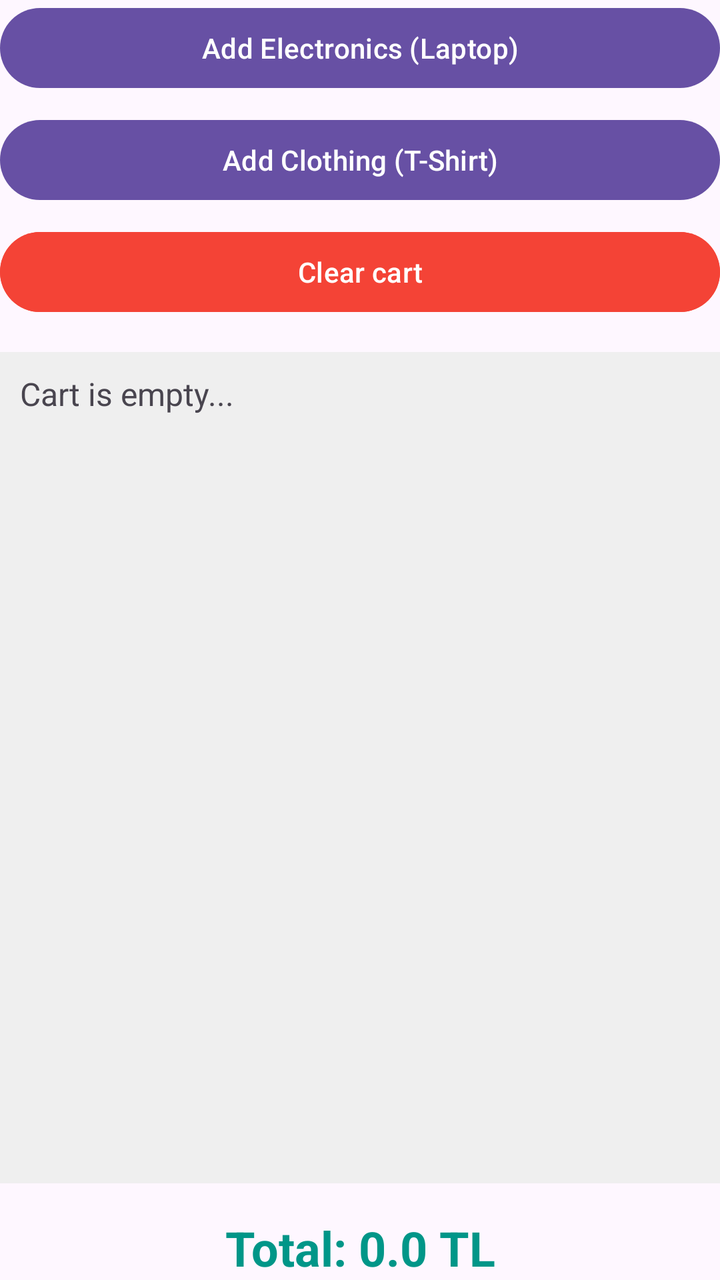
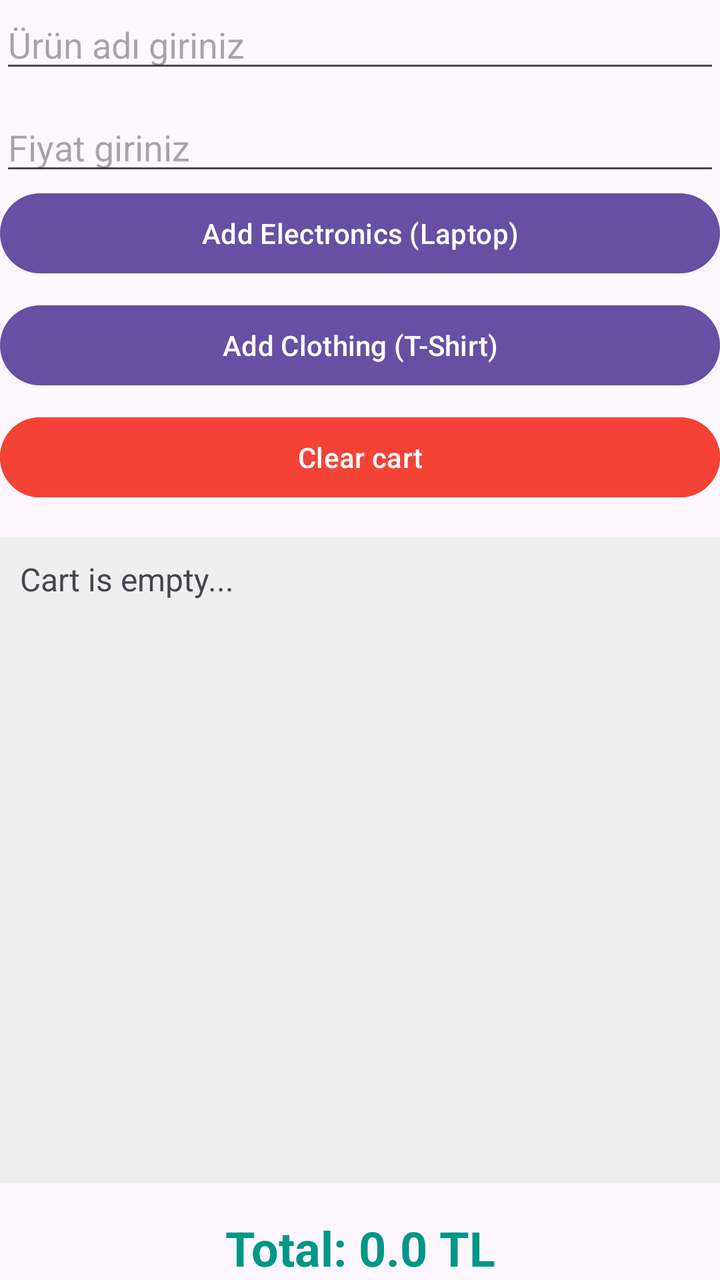

Screens rendered from an Android XML layout before and after an edit, with the pre-edit source and the edit as a unified diff.
<!-- AndroidManifest.xml: application theme Theme.MyEcommerceApp -->
<!-- res/layout/activity_main.xml -->
<?xml version="1.0" encoding="utf-8"?>
<androidx.constraintlayout.widget.ConstraintLayout xmlns:android="http://schemas.android.com/apk/res/android"
    xmlns:app="http://schemas.android.com/apk/res-auto"
    xmlns:tools="http://schemas.android.com/tools"
    android:id="@+id/main"
    android:layout_width="match_parent"
    android:layout_height="match_parent"
    tools:context=".MainActivity">


    <Button
        android:id="@+id/btnAddElectronics"
        android:layout_width="match_parent"
        android:layout_height="wrap_content"
        android:text="Add Electronics (Laptop)"
        app:layout_constraintTop_toTopOf="parent"
        app:layout_constraintStart_toStartOf="parent"
        app:layout_constraintEnd_toEndOf="parent" />

    <Button
        android:id="@+id/btnAddClothing"
        android:layout_width="match_parent"
        android:layout_height="wrap_content"
        android:text="Add Clothing (T-Shirt)"
        android:layout_marginTop="8dp"
        app:layout_constraintTop_toBottomOf="@id/btnAddElectronics"
        app:layout_constraintStart_toStartOf="parent"
        app:layout_constraintEnd_toEndOf="parent" />

    <Button
        android:id="@+id/btnClear"
        android:layout_width="match_parent"
        android:layout_height="wrap_content"
        android:text="Clear cart"
        android:backgroundTint="#F44336"
        android:layout_marginTop="8dp"
        app:layout_constraintTop_toBottomOf="@id/btnAddClothing"
        app:layout_constraintStart_toStartOf="parent"
        app:layout_constraintEnd_toEndOf="parent" />

    <TextView
        android:id="@+id/txtReceipt"
        android:layout_width="match_parent"
        android:layout_height="0dp"
        android:text="Cart is empty...\n"
        android:textSize="16sp"
        android:gravity="top"
        android:background="#EFEFEF"
        android:padding="10dp"
        android:layout_marginTop="16dp"
        android:layout_marginBottom="16dp"
        app:layout_constraintTop_toBottomOf="@id/btnClear"
        app:layout_constraintBottom_toTopOf="@id/txtTotal"
        app:layout_constraintStart_toStartOf="parent"
        app:layout_constraintEnd_toEndOf="parent" />

    <TextView
        android:id="@+id/txtTotal"
        android:layout_width="match_parent"
        android:layout_height="wrap_content"
        android:text="Total: 0.0 TL"
        android:textSize="24sp"
        android:textStyle="bold"
        android:textColor="#009688"
        android:gravity="center"
        app:layout_constraintBottom_toBottomOf="parent"
        app:layout_constraintStart_toStartOf="parent"
        app:layout_constraintEnd_toEndOf="parent" />
</androidx.constraintlayout.widget.ConstraintLayout>
<!-- resources referenced by this layout -->
<resources>
  <style name="Theme.MyEcommerceApp" parent="Base.Theme.MyEcommerceApp" />
  <style name="Base.Theme.MyEcommerceApp" parent="Theme.Material3.DayNight.NoActionBar">
          
          
      </style>
</resources>

<!-- the commit's change to res/layout/activity_main.xml (unified diff, before → after) -->
@@ -7,13 +7,31 @@
     android:layout_height="match_parent"
     tools:context=".MainActivity">
 
+    <EditText
+        android:id="@+id/inputProductName"
+        android:layout_width="match_parent"
+        android:layout_height="wrap_content"
+        android:hint="Ürün adı giriniz"
+        app:layout_constraintTop_toTopOf="parent"
+        app:layout_constraintStart_toStartOf="parent"
+        app:layout_constraintEnd_toEndOf="parent" />
 
+    <EditText
+        android:id="@+id/inputProductPrice"
+        android:layout_width="match_parent"
+        android:layout_height="wrap_content"
+        android:hint="Fiyat giriniz"
+        android:inputType="numberDecimal"
+        android:layout_marginTop="10dp"
+        app:layout_constraintTop_toBottomOf="@id/inputProductName"
+        app:layout_constraintStart_toStartOf="parent"
+        app:layout_constraintEnd_toEndOf="parent" />
     <Button
         android:id="@+id/btnAddElectronics"
         android:layout_width="match_parent"
         android:layout_height="wrap_content"
         android:text="Add Electronics (Laptop)"
-        app:layout_constraintTop_toTopOf="parent"
+        app:layout_constraintTop_toBottomOf="@id/inputProductPrice"
         app:layout_constraintStart_toStartOf="parent"
         app:layout_constraintEnd_toEndOf="parent" />
 
